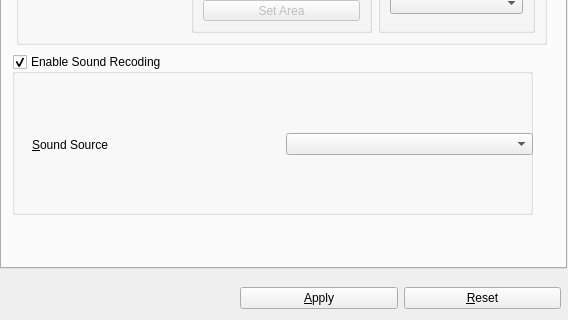
Before: the Qt Designer form src/freeseer/frontend/default/forms/freeseer_configtool_ui.ui in Freeseer/freeseer, drawn with Qt 5; both pictures show x 0 to 568 and y 172 to 492 of the 568 by 492 pixel window.
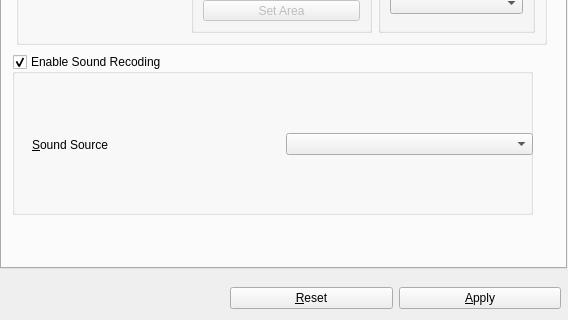
After: the same form once the commit is applied.

Diff of the .ui file:
```diff
--- a/src/freeseer/frontend/default/forms/freeseer_configtool_ui.ui
+++ b/src/freeseer/frontend/default/forms/freeseer_configtool_ui.ui
@@ -632,13 +632,20 @@
   <widget class="QWidget" name="layoutWidget">
    <property name="geometry">
     <rect>
-     <x>240</x>
+     <x>230</x>
      <y>450</y>
-     <width>321</width>
+     <width>331</width>
      <height>41</height>
     </rect>
    </property>
    <layout class="QHBoxLayout" name="horizontalLayout_Apply_Reset">
+    <item>
+     <widget class="QPushButton" name="pushButton_reset">
+      <property name="text">
+       <string>&amp;Reset</string>
+      </property>
+     </widget>
+    </item>
     <item>
      <widget class="QPushButton" name="pushButton_apply">
       <property name="mouseTracking">
@@ -652,13 +659,6 @@
       </property>
      </widget>
     </item>
-    <item>
-     <widget class="QPushButton" name="pushButton_reset">
-      <property name="text">
-       <string>&amp;Reset</string>
-      </property>
-     </widget>
-    </item>
    </layout>
   </widget>
   <zorder>layoutWidget</zorder>
```
Left out of the diff: 7 changed lines with no effect on the pictures.
